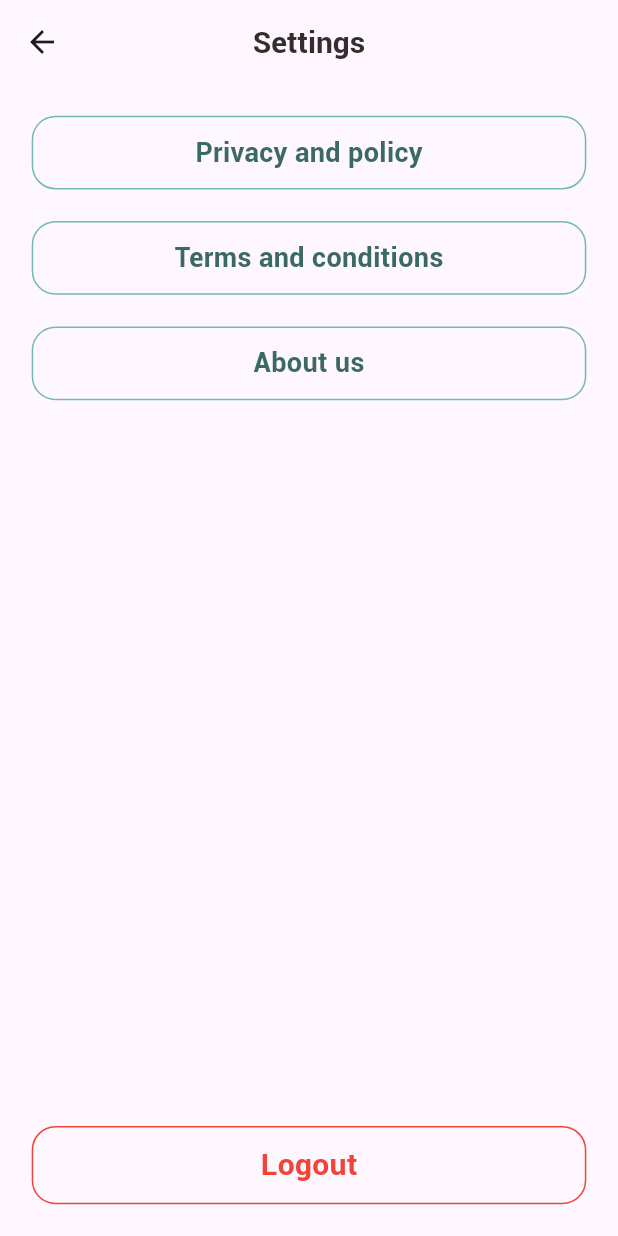
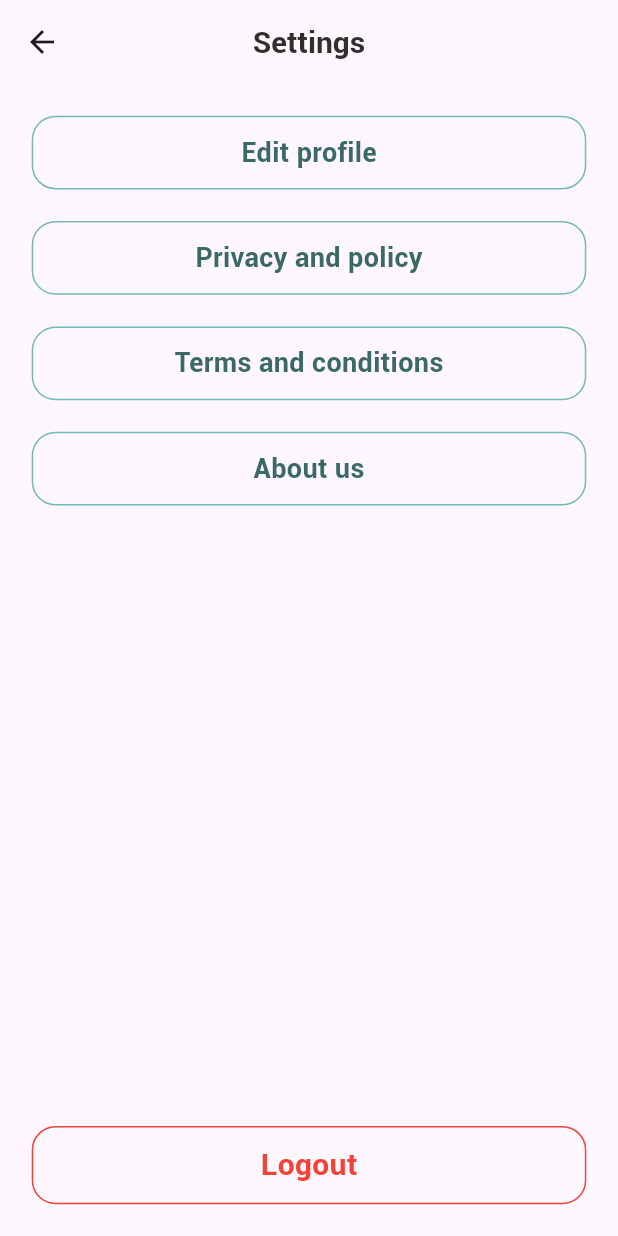
Before and after one commit to shadu-rz/Flavofleet, a Flutter app: the SettingsPage screen opened directly, on a phone screen of 412 x 824 dp. Run offline on Flutter 3.47's test engine with Material 2 defaults, Android fonts, the phone set to English and light mode, and no system bars; our stand-ins replace cloud_firestore, firebase_auth, firebase_core, firebase_storage, get, google_sign_in and 1 more; missing offline and left inert: flutter_stripe; accounts and stored records are empty; network calls fail.

Commit message:
edit profile button added in settings page

```diff
--- a/lib/Pages/address/add_new_address_page.dart
+++ b/lib/Pages/address/add_new_address_page.dart
@@ -1,5 +1,3 @@
-
-
 import 'package:flavour_fleet_main/Widgets/Utils/colors.dart';
 import 'package:flavour_fleet_main/Widgets/Utils/big_text.dart';
 import 'package:flavour_fleet_main/Widgets/small_text.dart';
@@ -75,6 +73,7 @@ class _AddAddressPageState extends State<AddAddressPage> {
           Container(
             margin: const EdgeInsetsDirectional.symmetric(horizontal: 20),
             child: TextField(
+
               decoration: const InputDecoration(
                 hintText: '10 digit mobile number',
               ),
--- a/lib/Pages/settings/settings_page.dart
+++ b/lib/Pages/settings/settings_page.dart
@@ -30,6 +30,29 @@ class _SettingsPageState extends State<SettingsPage> {
       ),
       body: Column(
         children: [
+          Container(
+            width: double.maxFinite,
+            margin: EdgeInsets.only(
+              left: Dimensions.height20,
+              right: Dimensions.height20,
+              top: Dimensions.height20,
+            ),
+            padding: EdgeInsets.symmetric(vertical: Dimensions.height10),
+            decoration: BoxDecoration(
+              borderRadius: BorderRadius.circular(Dimensions.radius15),
+              border: Border.all(
+                width: 1,
+                color: AppColors.mainColor,
+              ),
+            ),
+            child: Center(
+              child: BigText(
+                text: 'Edit profile',
+                size: 18,
+                color: const Color.fromARGB(255, 59, 105, 102),
+              ),
+            ),
+          ),
           GestureDetector(
             onTap: () {
               navigator!.push(MaterialPageRoute(
@@ -92,7 +115,9 @@ class _SettingsPageState extends State<SettingsPage> {
           ),
           GestureDetector(
             onTap: () {
-                    navigator!.push(MaterialPageRoute(builder: (context) => const AboutUsPage(),));
+              navigator!.push(MaterialPageRoute(
+                builder: (context) => const AboutUsPage(),
+              ));
             },
             child: Container(
               width: double.maxFinite,
--- a/lib/Widgets/popular food widgets/navbar_pop_food_details.dart
+++ b/lib/Widgets/popular food widgets/navbar_pop_food_details.dart
@@ -5,7 +5,6 @@ import 'package:flavour_fleet_main/Pages/address/select_address.dart';
 import 'package:flavour_fleet_main/Widgets/Utils/colors.dart';
 import 'package:flavour_fleet_main/Widgets/Utils/diamensions.dart';
 import 'package:flavour_fleet_main/Widgets/Utils/big_text.dart';
-import 'package:flavour_fleet_main/Widgets/Utils/show_custom_snackbar.dart';
 import 'package:flavour_fleet_main/controller/cart_controller.dart';
 import 'package:flavour_fleet_main/firebase/firebase_methods.dart';
 import 'package:flavour_fleet_main/model/cart_model.dart';
--- a/lib/Widgets/recommended food widgets/navbar_reco_food_details.dart
+++ b/lib/Widgets/recommended food widgets/navbar_reco_food_details.dart
@@ -6,7 +6,6 @@ import 'package:flavour_fleet_main/Widgets/Utils/colors.dart';
 import 'package:flavour_fleet_main/Widgets/Utils/diamensions.dart';
 import 'package:flavour_fleet_main/Widgets/app_icon.dart';
 import 'package:flavour_fleet_main/Widgets/Utils/big_text.dart';
-import 'package:flavour_fleet_main/Widgets/Utils/show_custom_snackbar.dart';
 import 'package:flavour_fleet_main/controller/cart_controller.dart';
 import 'package:flavour_fleet_main/firebase/firebase_methods.dart';
 import 'package:flavour_fleet_main/model/cart_model.dart';
--- a/lib/firebase/firebase_methods.dart
+++ b/lib/firebase/firebase_methods.dart
@@ -172,6 +172,7 @@ class FirebaseMethods extends GetxController {
   //ADD ADDRESS
 
   Future<void> addAddress(AddressModel address) async {
+
     try {
       await firestore
           .collection('users')
```
